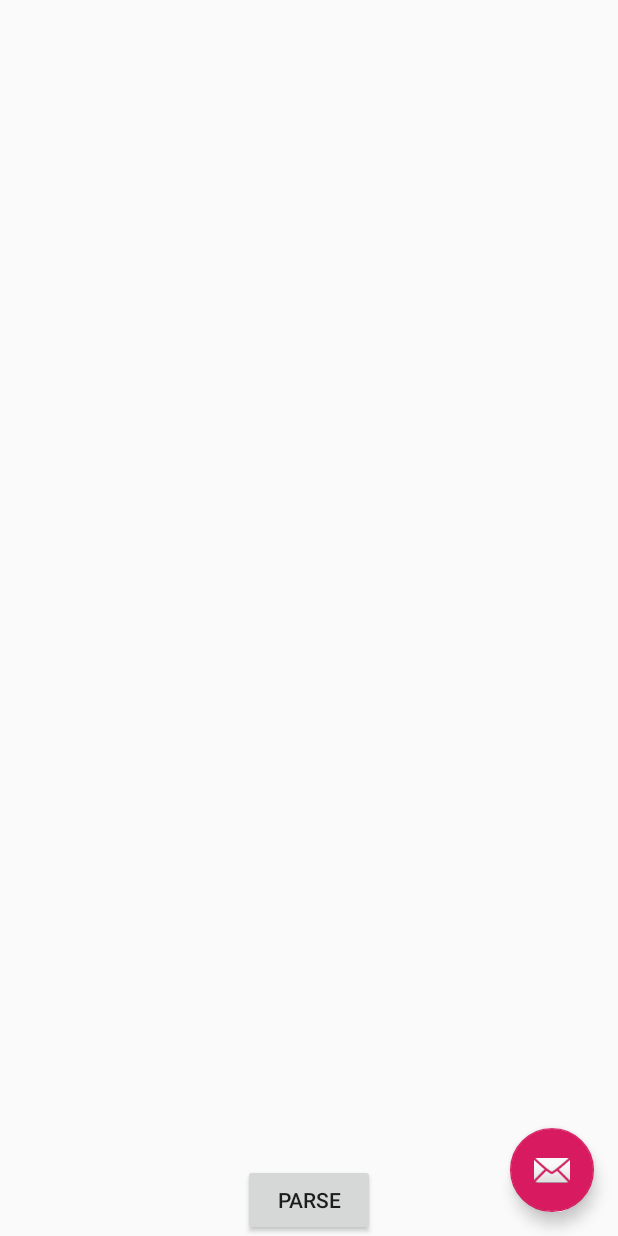
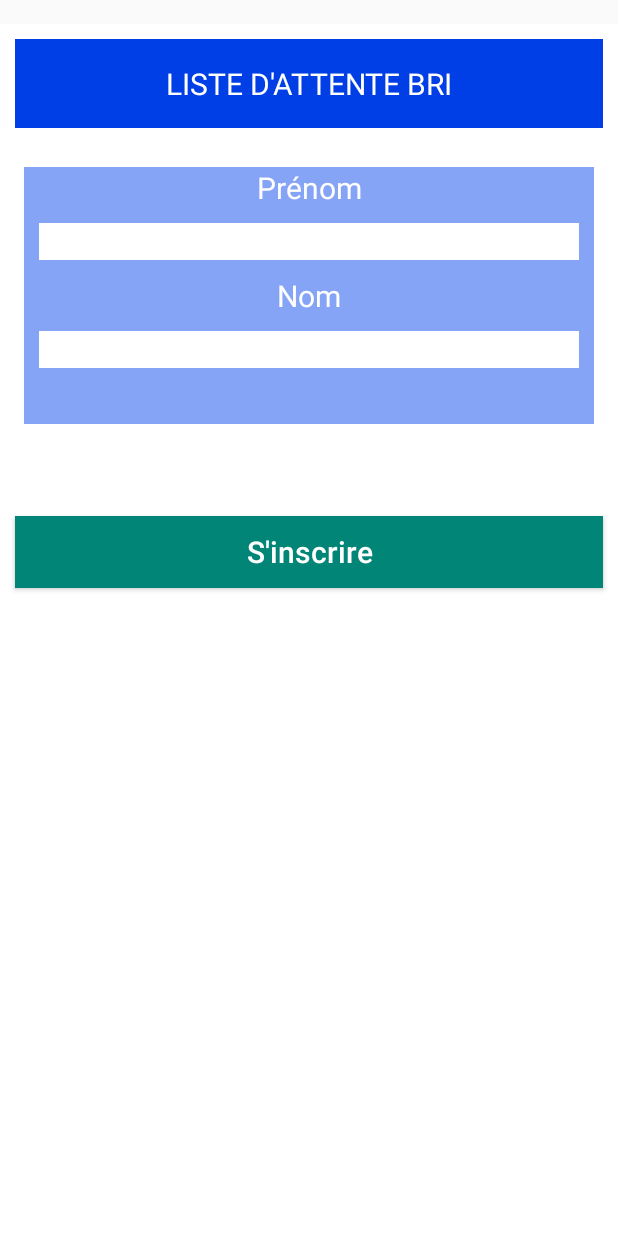
Before and after one commit to AlexMendezS/PS6-FinalProject, an Android app: the screen it shows after launch (MainActivity before the commit, InscriptionActivity after it), on a phone screen of 412 x 824 dp. Run offline under Robolectric (Android 15) with nearby library versions, the phone set to English and light mode, and no system bars; our stand-ins replace Volley.

Commit message:
Inscription intent appAndroid

```diff
--- /dev/null
+++ b/PS6-final/app/src/main/java/com/example/ps6/InscriptionActivity.java
@@ -0,0 +1,92 @@
+package com.example.ps6;
+
+import android.content.Intent;
+import android.support.v7.app.AppCompatActivity;
+import android.os.Bundle;
+import android.util.Log;
+import android.view.View;
+import android.widget.Button;
+import android.widget.EditText;
+import android.widget.TextView;
+import android.widget.Toast;
+
+import com.android.volley.Request;
+import com.android.volley.RequestQueue;
+import com.android.volley.Response;
+import com.android.volley.VolleyError;
+import com.android.volley.toolbox.JsonArrayRequest;
+import com.android.volley.toolbox.JsonObjectRequest;
+import com.android.volley.toolbox.StringRequest;
+import com.android.volley.toolbox.Volley;
+
+import org.json.JSONArray;
+import org.json.JSONException;
+import org.json.JSONObject;
+
+import java.util.HashMap;
+import java.util.Map;
+
+public class InscriptionActivity extends AppCompatActivity {
+    private EditText name;
+    private EditText firstname;
+    private Button inscriptionButton;
+    private RequestQueue requestQueue;
+    private String URL;
+
+
+    @Override
+    protected void onCreate(Bundle savedInstanceState) {
+
+        super.onCreate(savedInstanceState);
+        setContentView(R.layout.activity_inscription);
+        inscriptionButton = findViewById(R.id.inscriptionButton);
+        name = findViewById(R.id.textnewname);
+        firstname = findViewById(R.id.textfirstname);
+        URL = "http://10.212.115.202:9428/api/students";
+
+        requestQueue = Volley.newRequestQueue(this);
+
+        inscriptionButton.setOnClickListener(new View.OnClickListener() {
+            @Override
+            public void onClick(View v) {
+
+                JSONObject postparams = new JSONObject();
+                try {
+                    postparams.put("firstName", firstname.getText().toString());
+                } catch (JSONException e) {
+                    e.printStackTrace();
+                }
+                try {
+                    postparams.put("name", name.getText().toString());
+                } catch (JSONException e) {
+                    e.printStackTrace();
+                }
+                JsonObjectRequest jsonObjReq = new JsonObjectRequest(Request.Method.POST,
+                        URL, postparams,
+                        new Response.Listener() {
+                            @Override
+                            public void onResponse(Object response) {
+                                Log.d("Response", response.toString());
+                                Toast.makeText(InscriptionActivity.this, "Etudiant ajouté à la liste d'attente", Toast.LENGTH_SHORT).show();
+                            }
+                        },
+                        new Response.ErrorListener() {
+                            @Override
+                            public void onErrorResponse(VolleyError error) {
+                                Log.d("Response", error.toString());
+
+                            }
+                        });
+
+                requestQueue.add(jsonObjReq);
+
+
+//                Intent newIntent = new Intent(InscriptionActivity.this, MainActivity.class);
+//                startActivity(newIntent);
+
+            }
+        });
+
+
+    }
+}
--- a/PS6-final/app/src/main/java/com/example/ps6/MainActivity.java
+++ b/PS6-final/app/src/main/java/com/example/ps6/MainActivity.java
@@ -24,16 +24,13 @@ public class MainActivity extends AppCompatActivity {
     private TextView mTextViewResult;
     private RequestQueue requestQueue;
 
-
-
-
     @Override
     protected void onCreate(Bundle savedInstanceState) {
         super.onCreate(savedInstanceState);
         setContentView(R.layout.activity_main);
         Button buttonParse = findViewById(R.id.button_parse);
         mTextViewResult = findViewById(R.id.text_view_result);
-        String URL = "http://10.212.118.37:9428/api/students";
+        String URL = "http://10.212.115.202:9428/api/students";
 
         requestQueue = Volley.newRequestQueue(this);
 
--- /dev/null
+++ b/PS6-final/app/src/main/res/layout/activity_inscription.xml
@@ -0,0 +1,97 @@
+<?xml version="1.0" encoding="utf-8"?>
+<android.support.constraint.ConstraintLayout xmlns:android="http://schemas.android.com/apk/res/android"
+    xmlns:app="http://schemas.android.com/apk/res-auto"
+    xmlns:tools="http://schemas.android.com/tools"
+    android:layout_width="match_parent"
+    android:layout_height="match_parent"
+    android:orientation="vertical"
+    android:gravity="center_horizontal">
+    <!--tools:context=".fragments.TabMainMenu>-->
+
+    <LinearLayout
+        android:id="@+id/linearLayout"
+        android:background="#ffff"
+        android:layout_width="match_parent"
+        android:layout_height="match_parent"
+        android:layout_centerHorizontal="true"
+        android:layout_centerVertical="true"
+        android:orientation="vertical"
+        tools:layout_editor_absoluteX="0dp"
+        tools:layout_editor_absoluteY="95dp"
+        android:layout_marginTop="@dimen/fab_margin">
+
+        <!--<ImageView-->
+            <!--android:id="@+id/imageView3"-->
+            <!--android:layout_width="match_parent"-->
+            <!--android:layout_height="wrap_content"-->
+            <!--app:srcCompat="@drawable/foodget" />-->
+
+        <LinearLayout
+            style="@style/linearStyle"
+            android:paddingTop="@dimen/fab_padding"
+            android:paddingBottom="@dimen/fab_padding">
+
+
+            <TextView style="@style/textView_Style"
+                android:text="LISTE D'ATTENTE BRI"/>
+
+
+        </LinearLayout>
+
+        <LinearLayout
+            android:layout_margin="@dimen/fab_margin"
+            android:background=" #85a4f6 "
+            android:layout_width="match_parent"
+            android:layout_height="171dp"
+            android:orientation="vertical">
+
+            <TextView
+                android:id="@+id/tv_firstname"
+                style="@style/textView_Style"
+                android:layout_width="match_parent"
+                android:layout_height="wrap_content"
+                android:text="Prénom" />
+
+            <EditText
+                android:id="@+id/textfirstname"
+                style="@style/editText_style"
+
+                android:layout_width="match_parent"
+                android:layout_height="wrap_content"
+                android:inputType="text" />
+
+            <TextView
+                android:id="@+id/tv_name"
+                style="@style/textView_Style"
+                android:text="Nom" />
+
+            <EditText
+                android:id="@+id/textnewname"
+                style="@style/editText_style"
+
+                android:inputType="text" />
+
+
+        </LinearLayout>
+
+
+        <LinearLayout
+            android:layout_width="match_parent"
+            android:layout_height="123dp"
+            android:gravity="bottom"
+            android:orientation="horizontal">
+
+            <Button
+                android:id="@+id/inscriptionButton"
+                style="@style/buttonStyle"
+                android:layout_width="match_parent"
+                android:layout_height="wrap_content"
+                android:backgroundTint="@color/colorPrimary"
+                android:text="S'inscrire" />
+
+        </LinearLayout>
+
+    </LinearLayout>
+
+
+</android.support.constraint.ConstraintLayout>
--- a/PS6-final/app/src/main/res/values/dimens.xml
+++ b/PS6-final/app/src/main/res/values/dimens.xml
@@ -1,3 +1,4 @@
 <resources>
     <dimen name="fab_margin">16dp</dimen>
+    <dimen name="fab_padding">16dp</dimen>
 </resources>
--- a/PS6-final/app/src/main/res/values/styles.xml
+++ b/PS6-final/app/src/main/res/values/styles.xml
@@ -1,7 +1,7 @@
 <resources>
 
     <!-- Base application theme. -->
-    <style name="AppTheme" parent="Theme.AppCompat.Light.DarkActionBar">
+    <style name="AppTheme" parent="Theme.AppCompat.Light.NoActionBar">
         <!-- Customize your theme here. -->
         <item name="colorPrimary">@color/colorPrimary</item>
         <item name="colorPrimaryDark">@color/colorPrimaryDark</item>
@@ -17,4 +17,49 @@
 
     <style name="AppTheme.PopupOverlay" parent="ThemeOverlay.AppCompat.Light" />
 
+    <style name="editText_style" >
+        <item name="android:gravity">center</item>
+        <item name="android:background"> #ffffff </item>
+        <item name="android:layout_margin">10dp</item>
+        <item name="android:layout_width">match_parent</item>
+        <item name="android:layout_height">wrap_content</item>
+        <item name="android:ems">10</item>
+    </style>
+
+
+    <style name="buttonStyle">
+        <item name="android:background">#003fe6 </item>
+        <item name="android:layout_width">match_parent</item>
+        <item name="android:layout_height">wrap_content</item>
+        <item name="android:layout_margin">10dp</item>
+        <item name="android:textColor">#ffffff</item>
+        <item name="android:textAllCaps">false</item>
+        <item name="android:textSize">20sp</item>
+    </style>
+
+    <style name="textView_Style">
+        <item name="android:gravity">center</item>
+        <item name="android:layout_width">match_parent</item>
+        <item name="android:layout_height">wrap_content</item>
+        <item name="android:textAlignment">center</item>
+        <item name="android:textColor">#ffffff</item>
+        <item name="android:textSize">20sp</item>
+    </style>
+
+    <style name="linearStyle">
+        <item name="android:gravity">center_horizontal</item>
+        <item name="android:background"> #003fe6 </item>
+        <item name="android:layout_margin">10dp</item>
+        <item name="android:layout_width">match_parent</item>
+        <item name="android:layout_height">wrap_content</item>
+    </style>
+
+    <style name="BottomNavigationView" parent="@style/TextAppearance.AppCompat.Caption">
+        <item name="android:textSize">20sp</item>
+    </style>
+
+    <style name="BottomNavigationView.Active" parent="@style/TextAppearance.AppCompat.Caption">
+        <item name="android:textSize">20sp</item>
+    </style>
+
 </resources>
```
Also changed, not shown: PS6-final/app/src/main/AndroidManifest.xml (+3 -4 lines), PS6-final/app/src/main/res/layout/activity_waitinglist.xml (added, +72 -0 lines).
